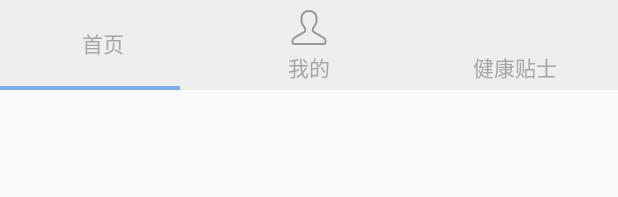
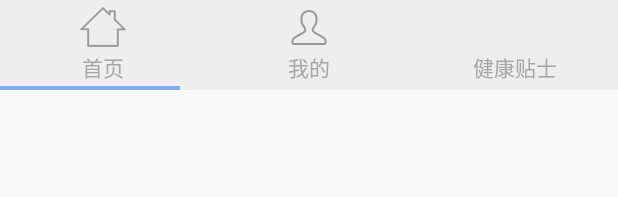
Before and after one commit to CXCup/SleepHealth, an Android app: the layout bottom_layout.xml on its own in the app's theme, with its tools: preview values and no code run, on a phone screen of 412 x 824 dp. Shown: the top 197 px of the screen. Run offline under Robolectric (Android 15) with nearby library versions, the phone set to English and light mode, and no system bars.

Commit message:
首页图标

```diff
--- a/app/src/main/java/com/whx/sleephealth/MainActivity.java
+++ b/app/src/main/java/com/whx/sleephealth/MainActivity.java
@@ -111,7 +111,7 @@ public class MainActivity extends FragmentActivity {
                 switch (position){
                     case 0:
                         txt_home.setTextColor(Color.parseColor("#7badea"));
-                        //im_home.setImageResource(R.mipmap.home);
+                        im_home.setImageResource(R.mipmap.home);
                         break;
                     case 1:
                         txt_mine.setTextColor(Color.parseColor("#7badea"));
@@ -165,7 +165,7 @@ public class MainActivity extends FragmentActivity {
     private void resetImageViewColor(){
 
         im_mine.setImageResource(R.mipmap.me1);
-        //im_home.setImageResource(R.mipmap.home1);
+        im_home.setImageResource(R.mipmap.home1);
         //im_tieshi.setImageResource(R.mipmap.tieshi1);
     }
 
--- a/app/src/main/res/layout/bottom_layout.xml
+++ b/app/src/main/res/layout/bottom_layout.xml
@@ -24,8 +24,9 @@
                 android:gravity="center_horizontal">
                 <ImageView
                     android:id="@+id/im_home"
-                    android:layout_width="wrap_content"
-                    android:layout_height="wrap_content" />
+                    android:layout_width="32dp"
+                    android:layout_height="32dp"
+                    android:src="@mipmap/home1"/>
                 <TextView
                     android:id="@+id/txt_home"
                     android:layout_width="wrap_content"
```
Also changed, not shown: app/src/main/res/mipmap-hdpi/home.png (added), app/src/main/res/mipmap-hdpi/home1.png (added).
